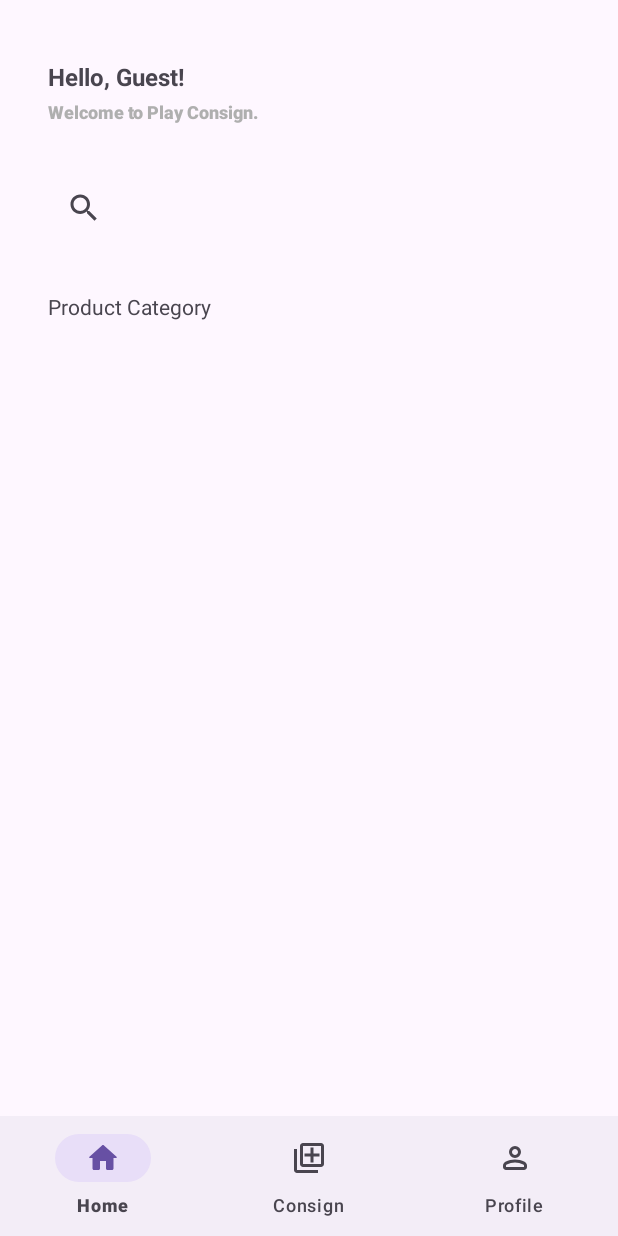
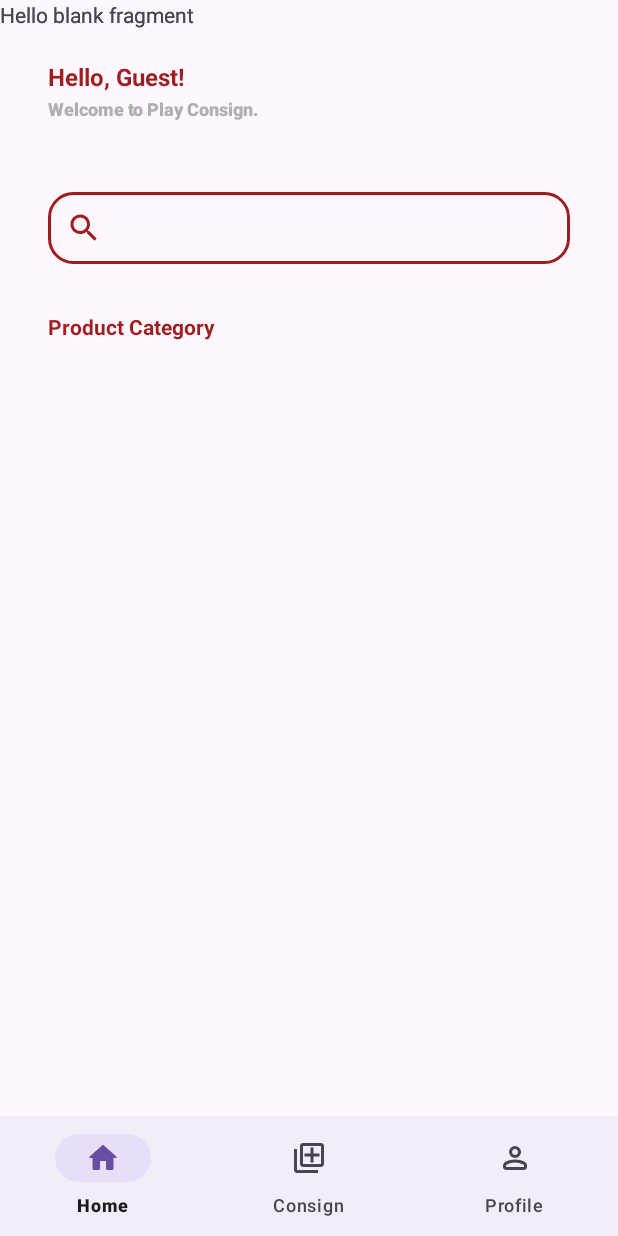
Before and after one commit to Hansen126/Play-Consign, an Android app: the screen it shows after launch (MainActivity), on a phone screen of 412 x 824 dp. Run offline under Robolectric (Android 15) with nearby library versions, the light colour scheme and no system bars.

Commit message:
Add Fragments for main activity

```diff
--- a/app/build.gradle.kts
+++ b/app/build.gradle.kts
@@ -25,11 +25,17 @@
             )
         }
     }
+
+    buildFeatures {
+        viewBinding = true
+    }
+
     compileOptions {
         sourceCompatibility = JavaVersion.VERSION_1_8
         targetCompatibility = JavaVersion.VERSION_1_8
     }
 }
+
 
 dependencies {
 
--- /dev/null
+++ b/app/src/main/java/com/example/playconsign/ConsignFragment.java
@@ -0,0 +1,64 @@
+package com.example.playconsign;
+
+import android.os.Bundle;
+
+import androidx.fragment.app.Fragment;
+
+import android.view.LayoutInflater;
+import android.view.View;
+import android.view.ViewGroup;
+
+/**
+ * A simple {@link Fragment} subclass.
+ * Use the {@link ConsignFragment#newInstance} factory method to
+ * create an instance of this fragment.
+ */
+public class ConsignFragment extends Fragment {
+
+    // TODO: Rename parameter arguments, choose names that match
+    // the fragment initialization parameters, e.g. ARG_ITEM_NUMBER
+    private static final String ARG_PARAM1 = "param1";
+    private static final String ARG_PARAM2 = "param2";
+
+    // TODO: Rename and change types of parameters
+    private String mParam1;
+    private String mParam2;
+
+    public ConsignFragment() {
+        // Required empty public constructor
+    }
+
+    /**
+     * Use this factory method to create a new instance of
+     * this fragment using the provided parameters.
+     *
+     * @param param1 Parameter 1.
+     * @param param2 Parameter 2.
+     * @return A new instance of fragment ConsignFragment.
+     */
+    // TODO: Rename and change types and number of parameters
+    public static ConsignFragment newInstance(String param1, String param2) {
+        ConsignFragment fragment = new ConsignFragment();
+        Bundle args = new Bundle();
+        args.putString(ARG_PARAM1, param1);
+        args.putString(ARG_PARAM2, param2);
+        fragment.setArguments(args);
+        return fragment;
+    }
+
+    @Override
+    public void onCreate(Bundle savedInstanceState) {
+        super.onCreate(savedInstanceState);
+        if (getArguments() != null) {
+            mParam1 = getArguments().getString(ARG_PARAM1);
+            mParam2 = getArguments().getString(ARG_PARAM2);
+        }
+    }
+
+    @Override
+    public View onCreateView(LayoutInflater inflater, ViewGroup container,
+                             Bundle savedInstanceState) {
+        // Inflate the layout for this fragment
+        return inflater.inflate(R.layout.fragment_consign, container, false);
+    }
+}
--- /dev/null
+++ b/app/src/main/java/com/example/playconsign/HomeFragment.java
@@ -0,0 +1,64 @@
+package com.example.playconsign;
+
+import android.os.Bundle;
+
+import androidx.fragment.app.Fragment;
+
+import android.view.LayoutInflater;
+import android.view.View;
+import android.view.ViewGroup;
+
+/**
+ * A simple {@link Fragment} subclass.
+ * Use the {@link HomeFragment#newInstance} factory method to
+ * create an instance of this fragment.
+ */
+public class HomeFragment extends Fragment {
+
+    // TODO: Rename parameter arguments, choose names that match
+    // the fragment initialization parameters, e.g. ARG_ITEM_NUMBER
+    private static final String ARG_PARAM1 = "param1";
+    private static final String ARG_PARAM2 = "param2";
+
+    // TODO: Rename and change types of parameters
+    private String mParam1;
+    private String mParam2;
+
+    public HomeFragment() {
+        // Required empty public constructor
+    }
+
+    /**
+     * Use this factory method to create a new instance of
+     * this fragment using the provided parameters.
+     *
+     * @param param1 Parameter 1.
+     * @param param2 Parameter 2.
+     * @return A new instance of fragment HomeFragment.
+     */
+    // TODO: Rename and change types and number of parameters
+    public static HomeFragment newInstance(String param1, String param2) {
+        HomeFragment fragment = new HomeFragment();
+        Bundle args = new Bundle();
+        args.putString(ARG_PARAM1, param1);
+        args.putString(ARG_PARAM2, param2);
+        fragment.setArguments(args);
+        return fragment;
+    }
+
+    @Override
+    public void onCreate(Bundle savedInstanceState) {
+        super.onCreate(savedInstanceState);
+        if (getArguments() != null) {
+            mParam1 = getArguments().getString(ARG_PARAM1);
+            mParam2 = getArguments().getString(ARG_PARAM2);
+        }
+    }
+
+    @Override
+    public View onCreateView(LayoutInflater inflater, ViewGroup container,
+                             Bundle savedInstanceState) {
+        // Inflate the layout for this fragment
+        return inflater.inflate(R.layout.fragment_home, container, false);
+    }
+}
--- /dev/null
+++ b/app/src/main/java/com/example/playconsign/ProfileFragment.java
@@ -0,0 +1,64 @@
+package com.example.playconsign;
+
+import android.os.Bundle;
+
+import androidx.fragment.app.Fragment;
+
+import android.view.LayoutInflater;
+import android.view.View;
+import android.view.ViewGroup;
+
+/**
+ * A simple {@link Fragment} subclass.
+ * Use the {@link ProfileFragment#newInstance} factory method to
+ * create an instance of this fragment.
+ */
+public class ProfileFragment extends Fragment {
+
+    // TODO: Rename parameter arguments, choose names that match
+    // the fragment initialization parameters, e.g. ARG_ITEM_NUMBER
+    private static final String ARG_PARAM1 = "param1";
+    private static final String ARG_PARAM2 = "param2";
+
+    // TODO: Rename and change types of parameters
+    private String mParam1;
+    private String mParam2;
+
+    public ProfileFragment() {
+        // Required empty public constructor
+    }
+
+    /**
+     * Use this factory method to create a new instance of
+     * this fragment using the provided parameters.
+     *
+     * @param param1 Parameter 1.
+     * @param param2 Parameter 2.
+     * @return A new instance of fragment ProfileFragment.
+     */
+    // TODO: Rename and change types and number of parameters
+    public static ProfileFragment newInstance(String param1, String param2) {
+        ProfileFragment fragment = new ProfileFragment();
+        Bundle args = new Bundle();
+        args.putString(ARG_PARAM1, param1);
+        args.putString(ARG_PARAM2, param2);
+        fragment.setArguments(args);
+        return fragment;
+    }
+
+    @Override
+    public void onCreate(Bundle savedInstanceState) {
+        super.onCreate(savedInstanceState);
+        if (getArguments() != null) {
+            mParam1 = getArguments().getString(ARG_PARAM1);
+            mParam2 = getArguments().getString(ARG_PARAM2);
+        }
+    }
+
+    @Override
+    public View onCreateView(LayoutInflater inflater, ViewGroup container,
+                             Bundle savedInstanceState) {
+        // Inflate the layout for this fragment
+        return inflater.inflate(R.layout.fragment_profile, container, false);
+    }
+}
--- /dev/null
+++ b/app/src/main/res/drawable/ic_search.xml
@@ -0,0 +1,5 @@
+<vector xmlns:android="http://schemas.android.com/apk/res/android" android:height="24dp" android:tint="#9E1E1E" android:viewportHeight="24" android:viewportWidth="24" android:width="24dp">
+
+    <path android:fillColor="@android:color/white" android:pathData="M15.5,14h-0.79l-0.28,-0.27C15.41,12.59 16,11.11 16,9.5 16,5.91 13.09,3 9.5,3S3,5.91 3,9.5 5.91,16 9.5,16c1.61,0 3.09,-0.59 4.23,-1.57l0.27,0.28v0.79l5,4.99L20.49,19l-4.99,-5zM9.5,14C7.01,14 5,11.99 5,9.5S7.01,5 9.5,5 14,7.01 14,9.5 11.99,14 9.5,14z"/>
+
+</vector>
--- /dev/null
+++ b/app/src/main/res/drawable/ic_searchview_outline.xml
@@ -0,0 +1,6 @@
+<?xml version="1.0" encoding="utf-8"?>
+<shape xmlns:android="http://schemas.android.com/apk/res/android" android:shape="rectangle">
+    <stroke android:width="2dp" android:color="#9E1E1E"/>
+    <solid android:color="@android:color/transparent" />
+    <corners android:radius="16dp" />
+</shape>
--- a/app/src/main/res/layout/activity_main.xml
+++ b/app/src/main/res/layout/activity_main.xml
@@ -7,72 +7,46 @@
     android:layout_height="match_parent"
     tools:context=".MainActivity">
 
-    <TextView
-        android:id="@+id/mainNameTV"
-        android:layout_width="0dp"
-        android:layout_height="wrap_content"
-        android:layout_marginStart="32dp"
-        android:layout_marginTop="40dp"
-        android:text="Hello, Guest!"
-        android:textSize="16sp"
-        android:textStyle="bold"
-        app:layout_constraintStart_toStartOf="parent"
-        app:layout_constraintTop_toTopOf="parent" />
-
-    <TextView
-        android:id="@+id/mainTV1"
-        android:layout_width="0dp"
-        android:layout_height="wrap_content"
-        android:layout_marginStart="32dp"
-        android:layout_marginTop="4dp"
-        android:fontFamily="sans-serif-black"
-        android:text="Welcome to Play Consign."
-        android:textColor="#AFAFAF"
-        android:textSize="12sp"
-        app:layout_constraintStart_toStartOf="parent"
-        app:layout_constraintTop_toBottomOf="@+id/mainNameTV" />
-
-    <LinearLayout
-        android:id="@+id/mainLinearLayout"
-        android:layout_width="0dp"
-        android:layout_height="wrap_content"
-        android:layout_marginStart="32dp"
-        android:layout_marginTop="32dp"
-        android:layout_marginEnd="32dp"
-        android:orientation="vertical"
-        app:layout_constraintEnd_toEndOf="parent"
-        app:layout_constraintStart_toStartOf="parent"
-        app:layout_constraintTop_toBottomOf="@+id/mainTV1">
-
-        <SearchView
-            android:id="@+id/mainSearchView"
-            android:layout_width="match_parent"
-            android:layout_height="wrap_content"
-            android:layout_marginBottom="32dp" />
-
-        <TextView
-            android:id="@+id/mainTV2"
-            android:layout_width="match_parent"
-            android:layout_height="wrap_content"
-            android:layout_marginBottom="16dp"
-            android:text="Product Category" />
-
-        <androidx.recyclerview.widget.RecyclerView
-            android:id="@+id/mainCategoryRV"
-            android:layout_width="match_parent"
-            android:layout_height="wrap_content" />
-
-    </LinearLayout>
-
     <com.google.android.material.bottomnavigation.BottomNavigationView
         android:id="@+id/mainBottomNav"
         android:layout_width="0dp"
         android:layout_height="wrap_content"
-        app:itemTextColor="@null"
         app:itemIconTint="@null"
         app:layout_constraintBottom_toBottomOf="parent"
         app:layout_constraintEnd_toEndOf="parent"
         app:layout_constraintStart_toStartOf="parent"
         app:menu="@menu/main_bottom_nav_menu" />
 
+    <androidx.fragment.app.FragmentContainerView
+        android:id="@+id/homeFCV"
+        android:name="com.example.playconsign.HomeFragment"
+        android:layout_width="0dp"
+        android:layout_height="0dp"
+        app:layout_constraintBottom_toTopOf="@+id/mainBottomNav"
+        app:layout_constraintEnd_toEndOf="parent"
+        app:layout_constraintHorizontal_bias="1.0"
+        app:layout_constraintStart_toStartOf="parent"
+        app:layout_constraintTop_toTopOf="parent"
+        app:layout_constraintVertical_bias="0.0" />
+
+    <androidx.fragment.app.FragmentContainerView
+        android:id="@+id/consignFCV"
+        android:name="com.example.playconsign.ConsignFragment"
+        android:layout_width="0dp"
+        android:layout_height="0dp"
+        app:layout_constraintBottom_toTopOf="@+id/mainBottomNav"
+        app:layout_constraintEnd_toEndOf="parent"
+        app:layout_constraintStart_toStartOf="parent"
+        app:layout_constraintTop_toTopOf="parent" />
+
+    <androidx.fragment.app.FragmentContainerView
+        android:id="@+id/profileFCV"
+        android:name="com.example.playconsign.ProfileFragment"
+        android:layout_width="0dp"
+        android:layout_height="0dp"
+        app:layout_constraintBottom_toTopOf="@+id/mainBottomNav"
+        app:layout_constraintEnd_toEndOf="parent"
+        app:layout_constraintStart_toStartOf="parent"
+        app:layout_constraintTop_toTopOf="parent" />
+
 </androidx.constraintlayout.widget.ConstraintLayout>
--- /dev/null
+++ b/app/src/main/res/layout/fragment_consign.xml
@@ -0,0 +1,14 @@
+<?xml version="1.0" encoding="utf-8"?>
+<FrameLayout xmlns:android="http://schemas.android.com/apk/res/android"
+    xmlns:tools="http://schemas.android.com/tools"
+    android:layout_width="match_parent"
+    android:layout_height="match_parent"
+    tools:context=".ConsignFragment">
+
+    <!-- TODO: Update blank fragment layout -->
+    <TextView
+        android:layout_width="match_parent"
+        android:layout_height="match_parent"
+        android:text="@string/hello_blank_fragment" />
+
+</FrameLayout>
--- /dev/null
+++ b/app/src/main/res/layout/fragment_home.xml
@@ -0,0 +1,71 @@
+<?xml version="1.0" encoding="utf-8"?>
+<FrameLayout xmlns:android="http://schemas.android.com/apk/res/android"
+    xmlns:app="http://schemas.android.com/apk/res-auto"
+    xmlns:tools="http://schemas.android.com/tools"
+    android:layout_width="match_parent"
+    android:layout_height="match_parent"
+    tools:context=".HomeFragment">
+
+    <TextView
+        android:id="@+id/homeNameTV"
+        android:layout_width="wrap_content"
+        android:layout_height="wrap_content"
+        android:layout_marginStart="32dp"
+        android:layout_marginTop="40dp"
+        android:text="Hello, Guest!"
+        android:textColor="#9E1E1E"
+        android:textSize="16sp"
+        android:textStyle="bold"
+        app:layout_constraintStart_toStartOf="parent"
+        app:layout_constraintTop_toTopOf="parent" />
+
+    <TextView
+        android:id="@+id/homeTV1"
+        android:layout_width="wrap_content"
+        android:layout_height="wrap_content"
+        android:layout_marginStart="32dp"
+        android:layout_marginTop="64dp"
+        android:fontFamily="sans-serif-black"
+        android:text="Welcome to Play Consign."
+        android:textColor="#AFAFAF"
+        android:textSize="12sp"
+        app:layout_constraintStart_toStartOf="parent"
+        app:layout_constraintTop_toBottomOf="@+id/mainNameTV" />
+
+    <LinearLayout
+        android:id="@+id/mainLinearLayout"
+        android:layout_width="match_parent"
+        android:layout_height="wrap_content"
+        android:layout_marginStart="32dp"
+        android:layout_marginTop="128dp"
+        android:layout_marginEnd="32dp"
+        android:orientation="vertical"
+        app:layout_constraintEnd_toEndOf="parent"
+        app:layout_constraintStart_toStartOf="parent"
+        app:layout_constraintTop_toBottomOf="@+id/mainTV1">
+
+        <SearchView
+            android:id="@+id/homeSearchView"
+            android:layout_width="match_parent"
+            android:layout_height="wrap_content"
+            android:layout_marginBottom="32dp"
+            android:background="@drawable/ic_searchview_outline"
+            android:searchIcon="@drawable/ic_search"
+            android:queryHint="Search an Item"/>
+
+        <TextView
+            android:id="@+id/mainTV2"
+            android:layout_width="match_parent"
+            android:layout_height="wrap_content"
+            android:layout_marginBottom="16dp"
+            android:text="Product Category"
+            android:textColor="#9E1E1E"
+            android:textStyle="bold" />
+
+        <androidx.recyclerview.widget.RecyclerView
+            android:id="@+id/homeCategoryRV"
+            android:layout_width="match_parent"
+            android:layout_height="wrap_content" />
+
+    </LinearLayout>
+</FrameLayout>
--- /dev/null
+++ b/app/src/main/res/layout/fragment_profile.xml
@@ -0,0 +1,14 @@
+<?xml version="1.0" encoding="utf-8"?>
+<FrameLayout xmlns:android="http://schemas.android.com/apk/res/android"
+    xmlns:tools="http://schemas.android.com/tools"
+    android:layout_width="match_parent"
+    android:layout_height="match_parent"
+    tools:context=".ProfileFragment">
+
+    <!-- TODO: Update blank fragment layout -->
+    <TextView
+        android:layout_width="match_parent"
+        android:layout_height="match_parent"
+        android:text="@string/hello_blank_fragment" />
+
+</FrameLayout>
--- a/app/src/main/res/menu/main_bottom_nav_menu.xml
+++ b/app/src/main/res/menu/main_bottom_nav_menu.xml
@@ -6,7 +6,6 @@
         android:id="@+id/mainHomeMenu"
         android:icon="@drawable/ic_home_selector"
         android:iconTint="@null"
-        android:iconTintMode="add"
         android:title="Home" />
     <item
         android:id="@+id/mainConsignMenu"
--- a/app/src/main/res/values/strings.xml
+++ b/app/src/main/res/values/strings.xml
@@ -1,3 +1,5 @@
 <resources>
     <string name="app_name">Play Consign</string>
+    <!-- TODO: Remove or change this placeholder text -->
+    <string name="hello_blank_fragment">Hello blank fragment</string>
 </resources>
```
